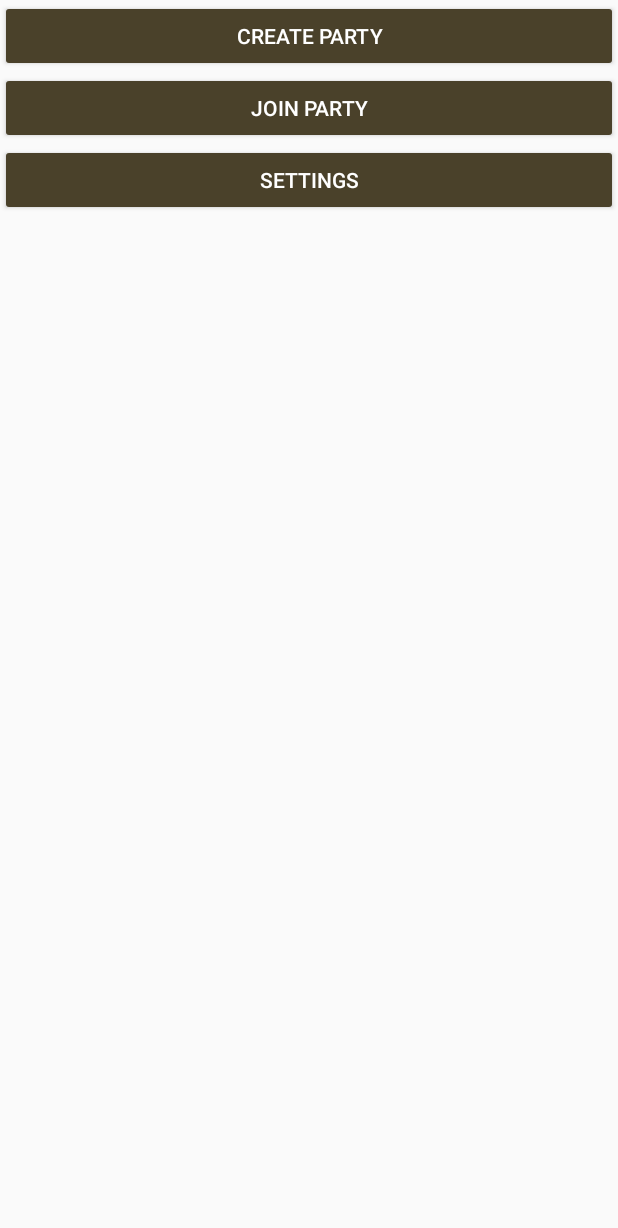
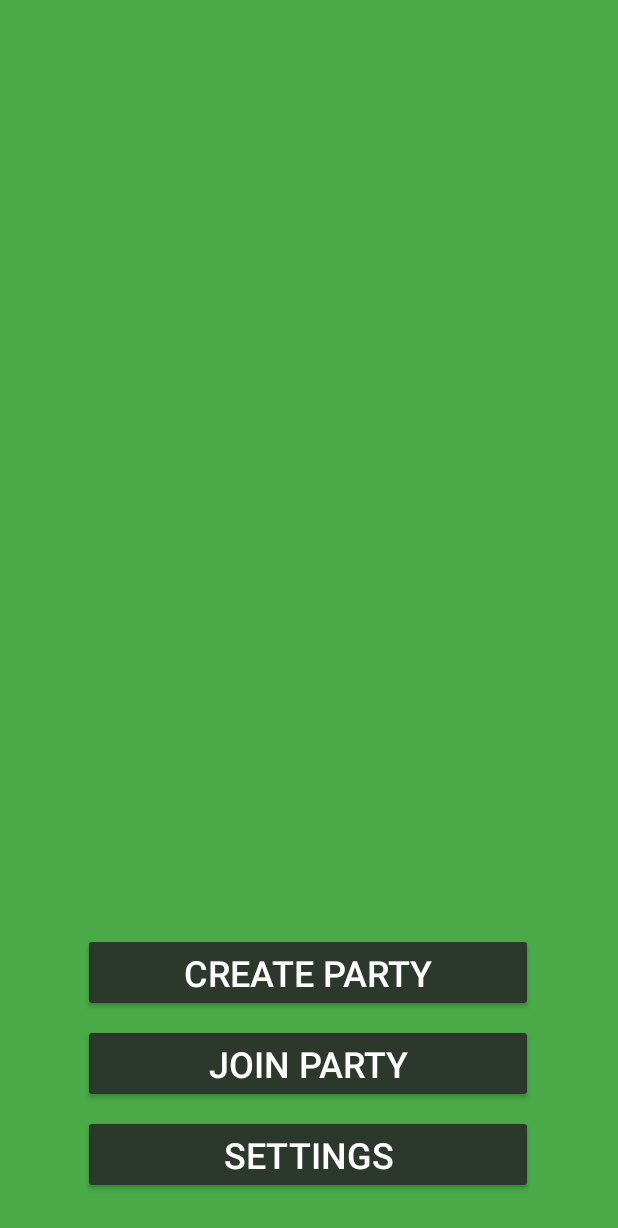
Before and after one commit to StevenBrons/Arcemii, an Android app: the screen it shows after launch (MainActivity), on a phone screen of 412 x 824 dp. Shown: the top 1228 px of the screen. Run offline under Robolectric (Android 15) with nearby library versions, the phone set to English and light mode, and no system bars.

Commit message:
Changed main activity looks.

```diff
--- a/client/app/src/main/java/client/activities/LobbyActivity.java
+++ b/client/app/src/main/java/client/activities/LobbyActivity.java
@@ -46,8 +46,6 @@ public class LobbyActivity extends AppCompatActivity {
 	 * @author Bram Pulles
 	 */
 	public void updatePartyMessage(final UpdatePartyMessage m){
-		Log.d("UPDATE", "PARTY ID: " + m.getPartyId());
-
 		// This is necessary because we are not invoking this method from the main thread.
 		runOnUiThread(new Runnable() {
 			@Override
@@ -55,5 +53,7 @@ public class LobbyActivity extends AppCompatActivity {
 				gamePin.setText(Integer.toString(m.getPartyId()));
 			}
 		});
+
+		//TODO: Show the players in the party.
 	}
 }
--- a/client/app/src/main/java/shared/entities/Player.java
+++ b/client/app/src/main/java/shared/entities/Player.java
@@ -14,7 +14,6 @@ public class Player extends Entity{
     transient ObjectOutputStream output;
 
     public Player () {
-
     }
 
     public Player (ObjectInputStream input, ObjectOutputStream output) {
--- a/client/app/src/main/res/layout/activity_main.xml
+++ b/client/app/src/main/res/layout/activity_main.xml
@@ -6,36 +6,55 @@
     android:layout_height="match_parent"
     tools:context="client.activities.MainActivity">
 
-    <LinearLayout
+    <android.support.constraint.ConstraintLayout
+        android:id="@+id/linearLayout2"
         android:layout_width="match_parent"
         android:layout_height="match_parent"
-        android:orientation="vertical">
+        android:background="@color/background">
 
         <Button
             android:id="@+id/btnCreateParty"
-            android:layout_width="match_parent"
+            android:layout_width="300dp"
             android:layout_height="wrap_content"
-            android:backgroundTint="@color/pantone448C"
+            android:layout_marginBottom="8dp"
+            android:backgroundTint="@color/button"
             android:onClick="onCreateParty"
             android:text="@string/create_party"
-            android:textColor="@android:color/background_light" />
+            android:textColor="@android:color/background_light"
+            android:textSize="24sp"
+            app:layout_constraintBottom_toTopOf="@+id/btnJoinParty"
+            app:layout_constraintEnd_toEndOf="parent"
+            app:layout_constraintHorizontal_bias="0.495"
+            app:layout_constraintStart_toStartOf="parent" />
 
         <Button
             android:id="@+id/btnJoinParty"
-            android:layout_width="match_parent"
+            android:layout_width="300dp"
             android:layout_height="wrap_content"
-            android:backgroundTint="@color/pantone448C"
+            android:layout_marginBottom="8dp"
+            android:backgroundTint="@color/button"
             android:onClick="onJoinParty"
             android:text="@string/join_party"
-            android:textColor="@android:color/background_light" />
+            android:textColor="@android:color/background_light"
+            android:textSize="24sp"
+            app:layout_constraintBottom_toTopOf="@+id/btnSettings"
+            app:layout_constraintEnd_toEndOf="parent"
+            app:layout_constraintHorizontal_bias="0.495"
+            app:layout_constraintStart_toStartOf="parent" />
 
         <Button
             android:id="@+id/btnSettings"
-            android:layout_width="match_parent"
+            android:layout_width="300dp"
             android:layout_height="wrap_content"
-            android:backgroundTint="@color/pantone448C"
+            android:layout_marginBottom="28dp"
+            android:backgroundTint="@color/button"
             android:onClick="onSettings"
             android:text="@string/settings"
-            android:textColor="@android:color/background_light" />
-    </LinearLayout>
+            android:textColor="@android:color/background_light"
+            android:textSize="24sp"
+            app:layout_constraintBottom_toBottomOf="parent"
+            app:layout_constraintEnd_toEndOf="parent"
+            app:layout_constraintHorizontal_bias="0.495"
+            app:layout_constraintStart_toStartOf="parent" />
+    </android.support.constraint.ConstraintLayout>
 </android.support.constraint.ConstraintLayout>
```
